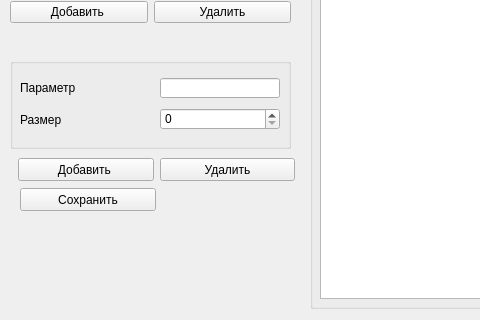
Qt form hex_editor/serializeuserinterface.ui (Shamsudinov/Hex-Editor) before a commit; both pictures show x 0 to 480 and y 212 to 532 of the 1032 by 532 pixel window.
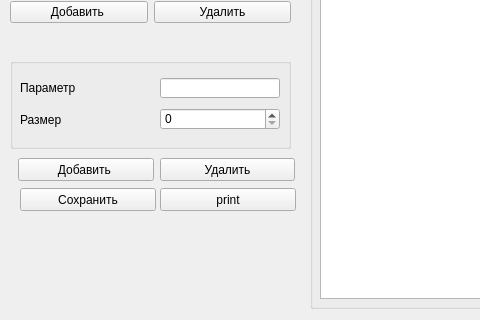
The same form after that commit.

```diff
--- a/hex_editor/serializeuserinterface.ui
+++ b/hex_editor/serializeuserinterface.ui
@@ -269,6 +269,19 @@
     <string>Сохранить</string>
    </property>
   </widget>
+  <widget class="QPushButton" name="btnSaveParams_2">
+   <property name="geometry">
+    <rect>
+     <x>160</x>
+     <y>400</y>
+     <width>136</width>
+     <height>23</height>
+    </rect>
+   </property>
+   <property name="text">
+    <string>print</string>
+   </property>
+  </widget>
   <widget class="QWidget" name="">
    <property name="geometry">
     <rect>
```
